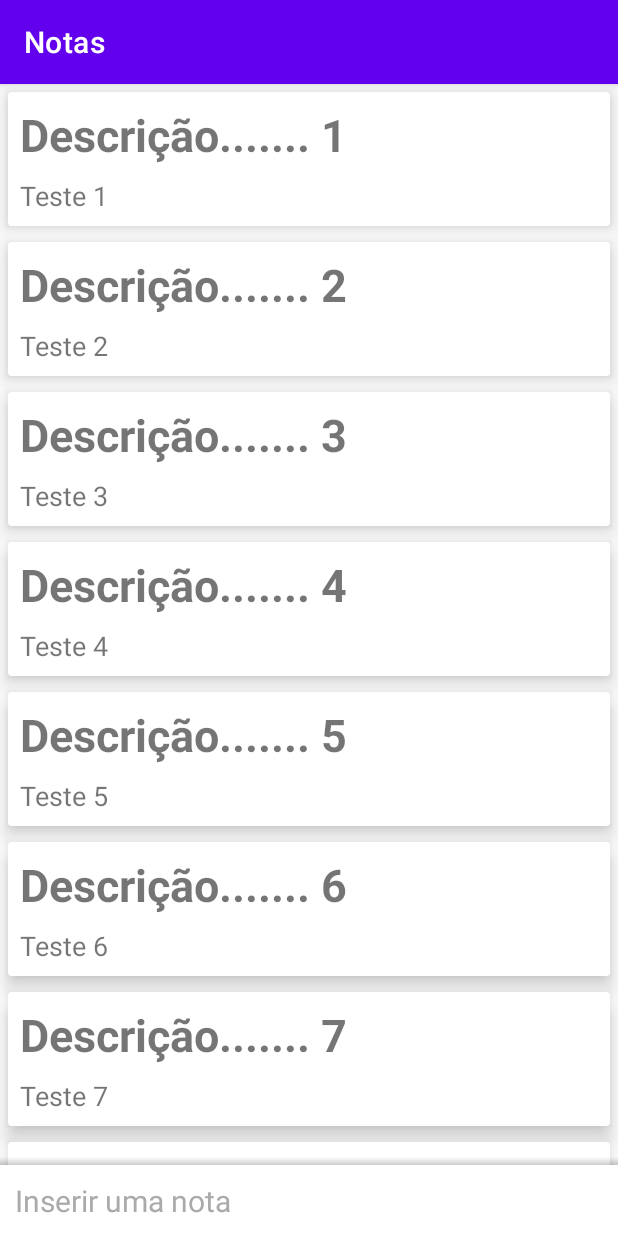
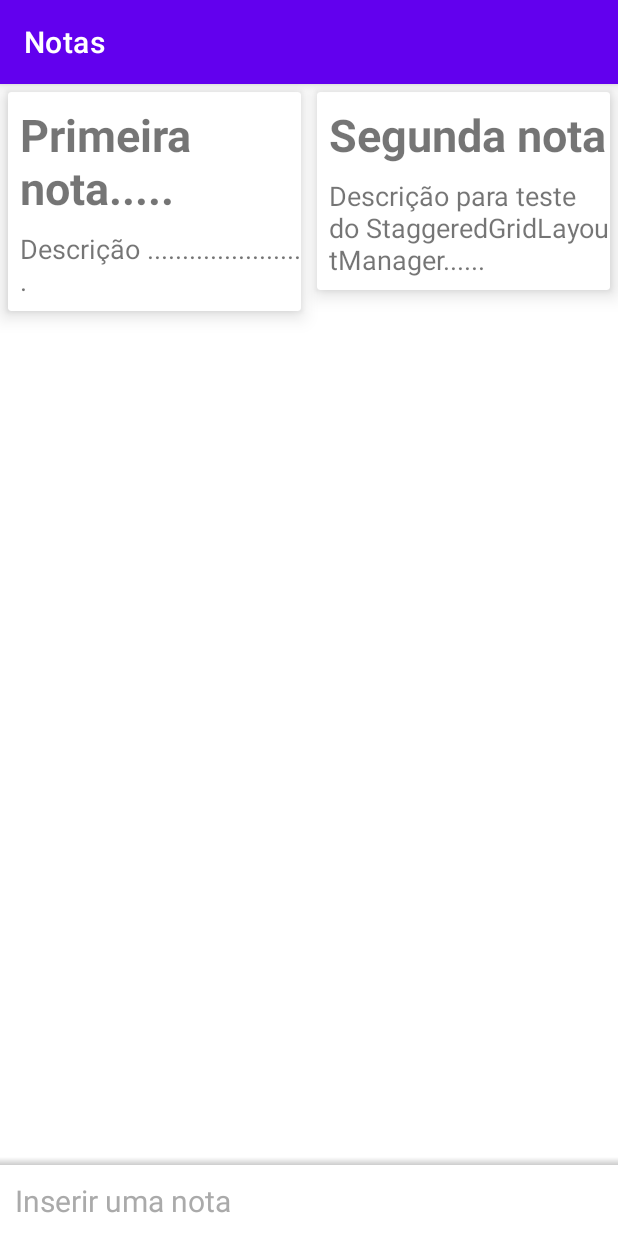
Before and after one commit to ErickSilva2605/alura-android-ceep, an Android app: the screen it shows after launch (NoteListActivity), on a phone screen of 412 x 824 dp. Run offline under Robolectric (Android 15) with nearby library versions, the phone set to English and light mode, and no system bars.

Commit message:
Mudando de LinearLayoutManager para StaggeredGridLayoutManager

```diff
--- a/app/src/main/java/br/com/alura/ceep/ui/activity/NoteListActivity.java
+++ b/app/src/main/java/br/com/alura/ceep/ui/activity/NoteListActivity.java
@@ -27,9 +27,8 @@ public class NoteListActivity extends AppCompatActivity {
 
     private void setMockNoteList() {
         NoteDAO dao = new NoteDAO();
-        for (int i = 1; i <= 10000; i++) {
-            dao.insert(new Note("Teste " + i, "Descrição....... " + i));
-        }
+        dao.insert(new Note("Primeira nota.....", "Descrição ....................... "));
+        dao.insert(new Note("Segunda nota", "Descrição para teste do StaggeredGridLayoutManager...... "));
     }
 
     private void configureNoteRecyclerView() {
--- a/app/src/main/java/br/com/alura/ceep/ui/recyclerview/adapter/NoteListAdapter.java
+++ b/app/src/main/java/br/com/alura/ceep/ui/recyclerview/adapter/NoteListAdapter.java
@@ -50,8 +50,8 @@ public class NoteListAdapter extends RecyclerView.Adapter<NoteListAdapter.NoteVi
         public NoteViewHolder(@NonNull View itemView) {
             super(itemView);
 
-            title = itemView.findViewById(R.id.item_note_description);
-            description = itemView.findViewById(R.id.item_note_title);
+            title = itemView.findViewById(R.id.item_note_title);
+            description = itemView.findViewById(R.id.item_note_description);
         }
 
         public void bindNote(Note note) {
--- a/app/src/main/res/layout/activity_note_list.xml
+++ b/app/src/main/res/layout/activity_note_list.xml
@@ -9,7 +9,8 @@
         android:id="@+id/note_list_recycler_view"
         android:layout_width="0dp"
         android:layout_height="0dp"
-        app:layoutManager="androidx.recyclerview.widget.LinearLayoutManager"
+        app:layoutManager="androidx.recyclerview.widget.StaggeredGridLayoutManager"
+        app:spanCount="2"
         app:layout_constraintBottom_toTopOf="@id/note_list_add_note"
         app:layout_constraintEnd_toEndOf="parent"
         app:layout_constraintStart_toStartOf="parent"
```
